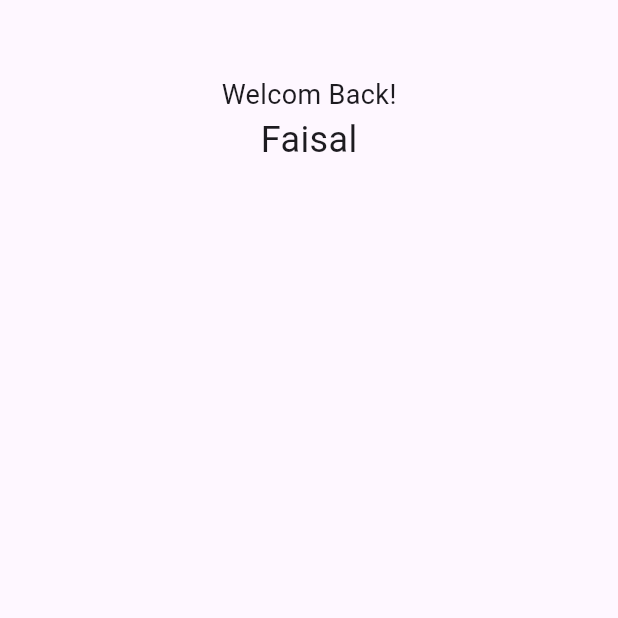
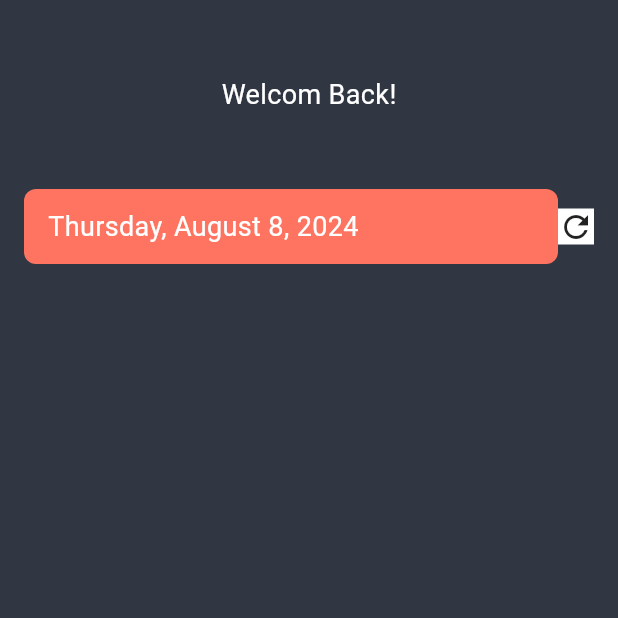
Before and after one commit to faisal-abdelnase/todoist, a Flutter app: the TasksPage screen opened directly, on a phone screen of 412 x 824 dp, the top half of it. Run offline on Flutter 3.47's test engine with Material 3 defaults, Android fonts, the phone set to English and light mode, and no system bars; our stand-ins replace shared_preferences; accounts and stored records are empty.

Commit message:
add Date Time Format

```diff
--- a/lib/features/add_task/presentation/view/add_task_page.dart
+++ b/lib/features/add_task/presentation/view/add_task_page.dart
@@ -1,24 +1,61 @@
 import 'package:flutter/material.dart';
+import 'package:shared_preferences/shared_preferences.dart';
+import 'package:todoist/core/utils/colors.dart';
+import 'package:todoist/features/add_task/presentation/view/widgets/date_time_format.dart';
 
-class TasksPage extends StatelessWidget {
+class TasksPage extends StatefulWidget {
   const TasksPage({super.key});
 
   @override
+  State<TasksPage> createState() => _TasksPageState();
+}
+
+class _TasksPageState extends State<TasksPage> {
+
+  late String name;
+
+
+  // String formatDatenow = DateFormat('EEEE, MMMM d, y').format(now);
+
+  void initState() {
+    // TODO: implement initState
+    super.initState();
+
+    getNameData();
+  }
+
+
+  void getNameData() async{
+
+    SharedPreferences prefsName = await SharedPreferences.getInstance();
+    name = prefsName.getString("name")!;
+    setState(() {
+
+    });
+  }
+
+
+  @override
   Widget build(BuildContext context) {
-    return const Scaffold(
+    return Scaffold(
+      backgroundColor: rock,
       body: Padding(
-        padding: EdgeInsets.only(top: 50),
+        padding: const EdgeInsets.only(top: 50),
         child: Center(
           child: Column(
             children: [
-              Text("Welcom Back!",
+              const Text("Welcom Back!",
               style: TextStyle(
-                fontSize: 18
+                fontSize: 18,
+                color: Colors.white
               ),),
-              Text("Faisal",
-              style: TextStyle(
-                fontSize: 24
+              Text(name,
+              style: const TextStyle(
+                fontSize: 24,
+                color: Colors.white,
               ),),
+
+              DateTimeFormat(),
             ],),
         ),
       ),
--- /dev/null
+++ b/lib/features/add_task/presentation/view/widgets/date_time_format.dart
@@ -0,0 +1,42 @@
+import 'package:flutter/material.dart';
+import 'package:intl/intl.dart';
+import 'package:todoist/core/utils/colors.dart';
+
+class DateTimeFormat extends StatelessWidget {
+  const DateTimeFormat({super.key});
+
+  @override
+  Widget build(BuildContext context) {
+    return Padding(
+        padding: const EdgeInsets.symmetric(horizontal: 16, vertical: 16),
+        child: Row(
+          children: [
+            Expanded(
+
+              child: Container(
+                padding: const EdgeInsets.symmetric(horizontal: 16, vertical: 12),
+                height: 50,
+                decoration: BoxDecoration(
+                  borderRadius: BorderRadius.circular(8),
+                  color: papaya,
+                ),
+                child: Text(DateFormat('EEEE, MMMM d, y').format( DateTime.now()).toString(),
+                style: const TextStyle(
+                  color: Colors.white,
+                  fontSize: 18
+                ),),
+              ),
+            ),
+
+            Container(
+              decoration: BoxDecoration(
+                color: Colors.white,
+              ),
+
+              child: Icon(Icons.refresh),
+            )
+          ],
+        ),
+      );
+  }
+}
```
Also changed, not shown: lib/features/register_using_name/presentation/view/register_page.dart (+21 -0 lines), lib/features/splash/presentation/view/splash_page.dart (+25 -1 lines), pubspec.yaml (+4 -16 lines), pubspec.lock, 1 other file.
